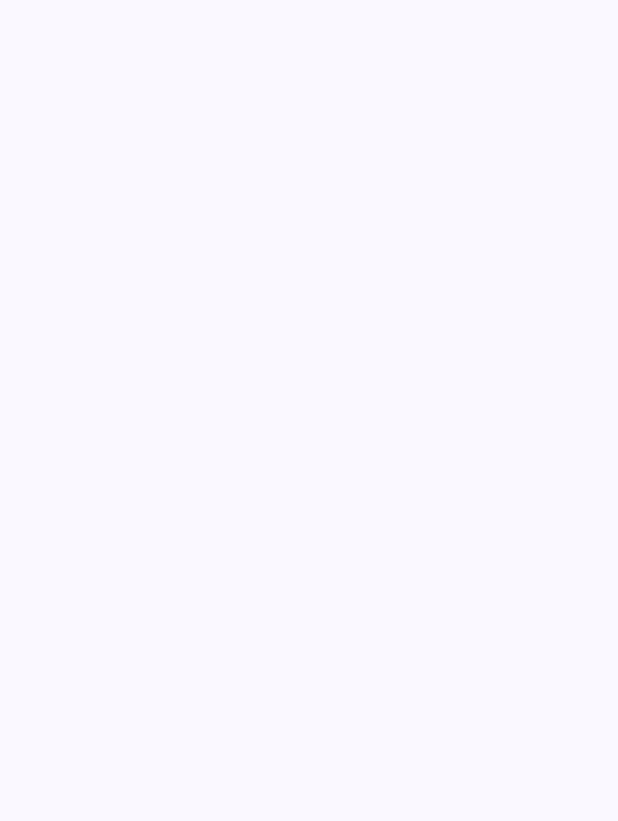
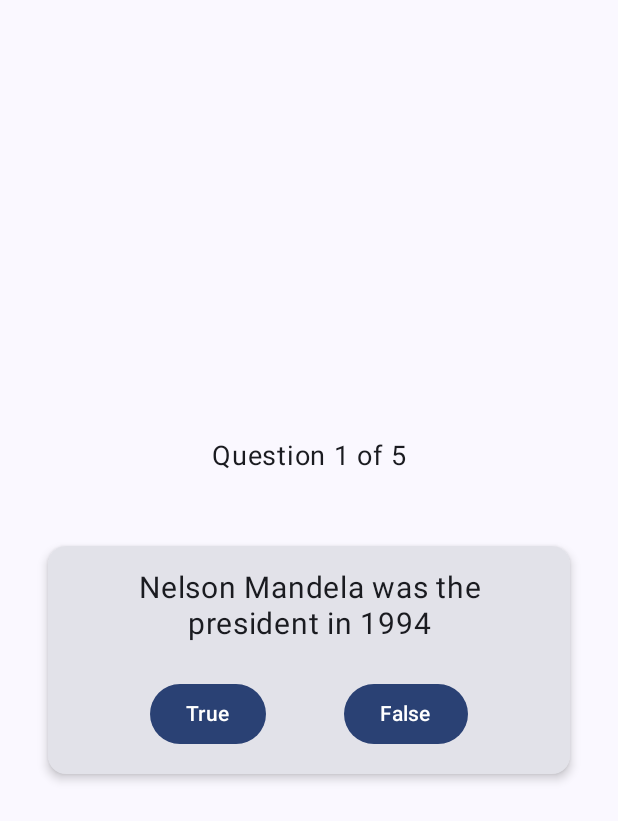
Before and after one commit to MatthewAndroid/CardApp, an Android app built with Jetpack Compose: the QuestionScreen screen opened through its navigation route, on a phone screen of 412 x 824 dp. Before the commit the part shown is empty. Shown: the top 821 px of the screen. Run offline under Robolectric (Android 15) with nearby library versions, the phone set to English and light mode, and no system bars.

Commit message:
Quiz screen works and gives feedback on answer just need to do report now and then make itr look nicer

```diff
--- a/app/src/main/java/com/example/cardapp/MainActivity.kt
+++ b/app/src/main/java/com/example/cardapp/MainActivity.kt
@@ -8,6 +8,7 @@ import androidx.compose.foundation.layout.fillMaxSize
 import androidx.compose.material3.MaterialTheme
 import androidx.compose.material3.Surface
 import androidx.compose.runtime.Composable
+import androidx.compose.runtime.remember
 import androidx.compose.ui.Modifier
 import androidx.navigation.compose.NavHost
 import androidx.navigation.compose.composable
@@ -32,16 +33,17 @@ class MainActivity : ComponentActivity() {
 }
 
 @Composable
-//Handles navigation between screens
+//handles navigation between screens
 fun CardApp() {
     val navController = rememberNavController()
+    val quizViewModel = remember { QuizViewModel() } //creates instance of the quizViewModel !!
 
     NavHost(navController = navController, startDestination = "welcome") {
         composable("welcome") {
             WelcomeScreen(navController)
         }
         composable("question") {
-            QuestionScreen()
+            QuestionScreen(navController, quizViewModel)
         }
         composable("score") {
             ScoreScreen()
--- /dev/null
+++ b/app/src/main/java/com/example/cardapp/Question.kt
@@ -0,0 +1,4 @@
+package com.example.cardapp
+
+//Question model
+data class Question(val question: String, val answer: Boolean)
--- a/app/src/main/java/com/example/cardapp/QuestionScreen.kt
+++ b/app/src/main/java/com/example/cardapp/QuestionScreen.kt
@@ -1,8 +1,157 @@
 package com.example.cardapp
 
+import androidx.compose.foundation.layout.Arrangement
+import androidx.compose.foundation.layout.Column
+import androidx.compose.foundation.layout.Row
+import androidx.compose.foundation.layout.fillMaxSize
+import androidx.compose.foundation.layout.fillMaxWidth
+import androidx.compose.foundation.layout.padding
+import androidx.compose.material3.Button
+import androidx.compose.material3.ButtonDefaults
+import androidx.compose.material3.Card
+import androidx.compose.material3.CardDefaults
+import androidx.compose.material3.MaterialTheme
+import androidx.compose.material3.Text
 import androidx.compose.runtime.Composable
+import androidx.compose.ui.Alignment
+import androidx.compose.ui.Modifier
+import androidx.compose.ui.text.style.TextAlign
+import androidx.compose.ui.unit.dp
+import androidx.compose.ui.unit.sp
+import androidx.navigation.NavController
+import androidx.compose.runtime.mutableStateOf
+import androidx.compose.runtime.getValue
+import androidx.compose.runtime.setValue
 
 @Composable
-fun QuestionScreen(){
-    //do it
+fun QuestionScreen(navController: NavController, viewModel: QuizViewModel) {
+    val currentQuestion = viewModel.currentQuestion
+    val currentQuestionIndex = viewModel.currentQuestionIndex
+    val showFeedback = viewModel.showFeedback
+    val feedbackMessage = viewModel.feedbackMessage
+
+    Column(
+        modifier = Modifier
+            .fillMaxSize()
+            .padding(16.dp),
+        horizontalAlignment = Alignment.CenterHorizontally,
+        verticalArrangement = Arrangement.Center
+    ) {
+        Text(
+            text = "Question ${currentQuestionIndex + 1} of 5",
+            fontSize = 18.sp,
+            modifier = Modifier.padding(bottom = 32.dp)
+        )
+
+        Card(
+            modifier = Modifier
+                .fillMaxWidth()
+                .padding(16.dp),
+            elevation = CardDefaults.cardElevation(defaultElevation = 4.dp)
+        ) {
+            Column(
+                modifier = Modifier.padding(16.dp),
+                horizontalAlignment = Alignment.CenterHorizontally
+            ) {
+                Text(
+                    text = currentQuestion,
+                    fontSize = 20.sp,
+                    textAlign = TextAlign.Center,
+                    modifier = Modifier.padding(bottom = 24.dp)
+                )
+
+                Row(
+                    modifier = Modifier.fillMaxWidth(),
+                    horizontalArrangement = Arrangement.SpaceEvenly
+                ) {
+                    Button(
+                        onClick = { viewModel.answerQuestion(true) },
+                        enabled = !showFeedback,
+                        colors = ButtonDefaults.buttonColors(
+                            containerColor = MaterialTheme.colorScheme.primary
+                        )
+                    ) {
+                        Text(text = "True")
+                    }
+
+                    Button(
+                        onClick = { viewModel.answerQuestion(false) },
+                        enabled = !showFeedback,
+                        colors = ButtonDefaults.buttonColors(
+                            containerColor = MaterialTheme.colorScheme.primary
+                        )
+                    ) {
+                        Text(text = "False")
+                    }
+                }
+            }
+        }
+
+        if (showFeedback) {
+            Text(
+                text = feedbackMessage,
+                fontSize = 18.sp,
+                color = if (feedbackMessage.contains("Correct"))
+                    MaterialTheme.colorScheme.primary
+                else
+                    MaterialTheme.colorScheme.error,
+                modifier = Modifier.padding(vertical = 16.dp)
+            )
+
+            Button(
+                onClick = {
+                    if (currentQuestionIndex < 4) {
+                        viewModel.loadNextQuestion()
+                    } else {
+                        navController.navigate("score")
+                    }
+                },
+                modifier = Modifier
+                    .fillMaxWidth()
+                    .padding(horizontal = 32.dp)
+            ) {
+                Text(text = "Next")
+            }
+        }
+    }
 }
+
+// viewModel to manage the state of the quiz
+class QuizViewModel {
+    // parallel arrays for questions and answers
+    private val questions = arrayOf(
+        "Nelson Mandela was the president in 1994",
+        "The Great Wall of China is visible from space",
+        "Vitamin C can cure the common cold",
+        "The Pacific Ocean is the largest ocean on Earth",
+        "The human body has 206 bones"
+    )
+    private val answers = booleanArrayOf(true, false, false, true, true)
+
+    var currentQuestionIndex by mutableStateOf(0)
+    var currentQuestion by mutableStateOf(questions[0])
+    var score by mutableStateOf(0) //gonna handle this in repory
+    var showFeedback by mutableStateOf(false)
+    var feedbackMessage by mutableStateOf("")
+
+    // Aaswers the current question
+    fun answerQuestion(userAnswer: Boolean) {
+        val correctAnswer = answers[currentQuestionIndex]
+        if (userAnswer == correctAnswer) {
+            score++
+            feedbackMessage = "Correct!"
+        } else {
+            feedbackMessage = "Incorrect!"
+        }
+        showFeedback = true
+    }
+
+    // loads the next question
+    fun loadNextQuestion() {
+        if (currentQuestionIndex < questions.size - 1) {
+            currentQuestionIndex++
+            currentQuestion = questions[currentQuestionIndex]
+            showFeedback = false
+        }
+    }
+}
```
